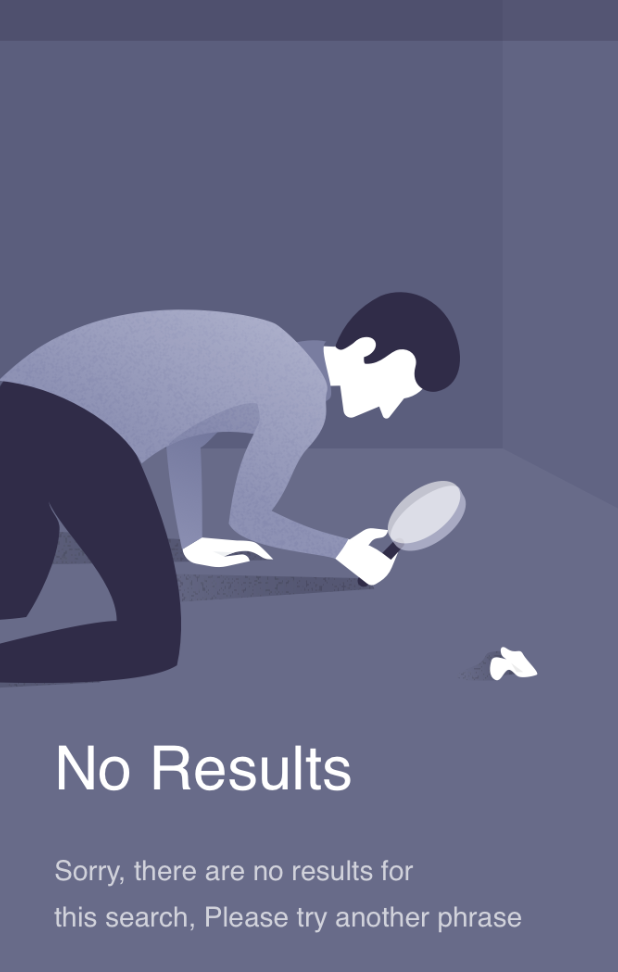
After one commit to acharjeeauntor/Reco_App, a Flutter app: the NoResultFoundScreen screen opened directly, on a phone screen of 412 x 824 dp. The commit adds this screen. Shown: the top 972 px of the screen. Run offline on Flutter 3.47's test engine with Material 2 defaults, Android fonts, the light colour scheme and no system bars; our stand-ins replace connectivity, email_validator, flutter_typeahead, fluttertoast, share; network calls fail.

Commit message:
some extra screen added.

```diff
--- a/lib/screens/LeadingScreen.dart
+++ b/lib/screens/LeadingScreen.dart
@@ -2,6 +2,8 @@ import 'dart:async';
 
 import 'package:connectivity/connectivity.dart';
 import 'package:flutter/material.dart';
+import 'package:provider/provider.dart';
+import 'package:reco_app/providers/appData.dart';
 import 'package:reco_app/screens/ConnectionLostScreen.dart';
 import 'package:reco_app/widgets/dashboardnavigation.dart';
 
@@ -13,10 +15,12 @@ class LeadingScreen extends StatefulWidget {
 class _LeadingScreenState extends State<LeadingScreen> {
   @override
   Widget build(BuildContext context) {
+    final appDataProvider = Provider.of<AppData>(context, listen: false);
     Timer(Duration(seconds: 3), () async {
       var connectivityResult = await (Connectivity().checkConnectivity());
       if (connectivityResult == ConnectivityResult.mobile ||
           connectivityResult == ConnectivityResult.wifi) {
+        appDataProvider.fetchProductForHint();
         Navigator.pushReplacement(context,
             MaterialPageRoute(builder: (context) => DashboardNavigation()));
       } else {
--- /dev/null
+++ b/lib/screens/NoResultFound.dart
@@ -0,0 +1,34 @@
+import 'package:flutter/material.dart';
+
+class NoResultFoundScreen extends StatelessWidget {
+  @override
+  Widget build(BuildContext context) {
+    return Scaffold(
+      body: Stack(
+        fit: StackFit.expand,
+        children: [
+          Image.asset(
+            "assets/images/noSuchResult.png",
+            fit: BoxFit.cover,
+          ),
+          Positioned(
+            bottom: MediaQuery.of(context).size.height * 0.15,
+            left: MediaQuery.of(context).size.width * 0.065,
+            right: MediaQuery.of(context).size.width * 0.065,
+            child: Container(
+              decoration: BoxDecoration(
+                boxShadow: [
+                  BoxShadow(
+                    offset: Offset(0, 13),
+                    blurRadius: 25,
+                    color: Color(0xFF5666C2).withOpacity(0.17),
+                  ),
+                ],
+              ),
+            ),
+          )
+        ],
+      ),
+    );
+  }
+}
--- a/lib/screens/filteredScreen.dart
+++ b/lib/screens/filteredScreen.dart
@@ -4,6 +4,7 @@ import 'package:reco_app/index.dart';
 import 'package:reco_app/providers/appData.dart';
 
 import 'ConnectionLostScreen.dart';
+import 'SomthingWrong.dart';
 
 class FilteredScreen extends StatefulWidget {
   @override
@@ -149,7 +150,7 @@ class _FilteredScreenState extends State<FilteredScreen> {
                     Navigator.pushReplacement(
                         context,
                         MaterialPageRoute(
-                            builder: (context) => ConnectionLostScreen()));
+                            builder: (context) => SomethingWentWrongScreen()));
                   }
                   Navigator.pop(context);
                 } else {
--- a/lib/screens/mainScreen.dart
+++ b/lib/screens/mainScreen.dart
@@ -5,6 +5,8 @@ import 'package:reco_app/index.dart';
 import 'package:reco_app/providers/appData.dart';
 import 'package:reco_app/screens/filteredScreen.dart';
 import 'package:url_launcher/url_launcher.dart';
+
+import 'NoResultFound.dart';
 
 class MainScreen extends StatefulWidget {
   @override
@@ -125,7 +127,7 @@ class _MainScreen extends State<MainScreen> {
                   )
                 : Expanded(
                     child: products.productsList.length == 0
-                        ? Center(child: Text("No Product Found"))
+                        ? NoResultFoundScreen()
                         : ListView.builder(
                             scrollDirection: Axis.vertical,
                             shrinkWrap: true,
--- a/lib/widgets/searchcard.dart
+++ b/lib/widgets/searchcard.dart
@@ -6,6 +6,7 @@ import 'package:provider/provider.dart';
 import 'package:reco_app/index.dart';
 import 'package:reco_app/providers/appData.dart';
 import 'package:reco_app/screens/ConnectionLostScreen.dart';
+import 'package:reco_app/screens/SomthingWrong.dart';
 import 'package:reco_app/screens/mainScreen.dart';
 
 class Searchcard extends StatefulWidget {
@@ -115,7 +116,7 @@ class _SearchcardState extends State<Searchcard> {
               Navigator.pushReplacement(
                   context,
                   MaterialPageRoute(
-                      builder: (context) => ConnectionLostScreen()));
+                      builder: (context) => SomethingWentWrongScreen()));
             }
 
 //        print(_categoryController.text);
```
Also changed, not shown: lib/providers/appData.dart (+7 -5 lines), lib/screens/SomthingWrong.dart (added, +33 -0 lines), lib/widgets/dashboardnavigation.dart (+0 -14 lines), assets/images/noSuchResult.png (added), assets/images/somthingWrong.png (added).
